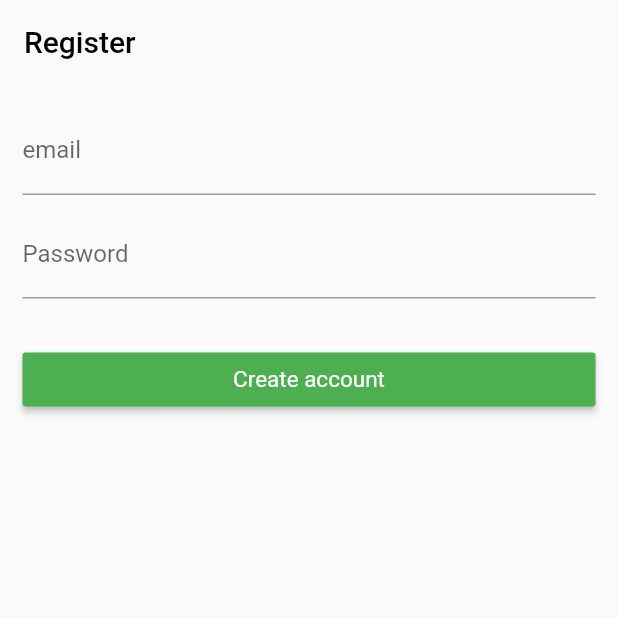
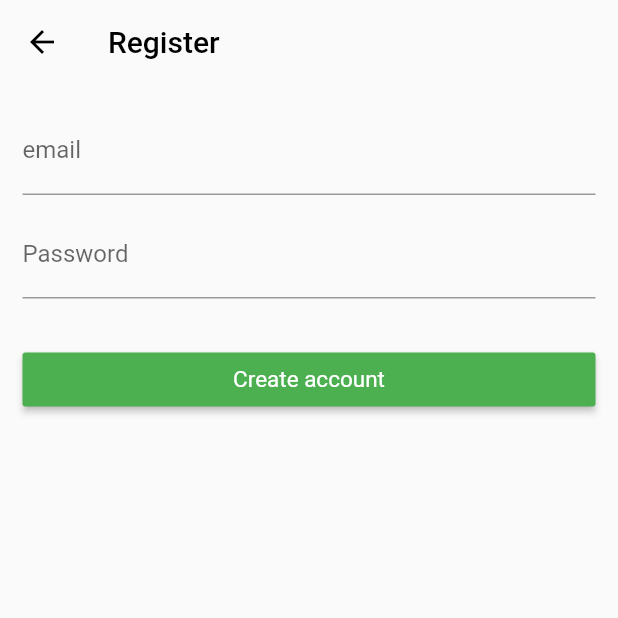
Before and after one commit to etichisom/counterapp, a Flutter app: the screen it shows after launch, after a tap on "Do not have an account? Sign up", on a phone screen of 412 x 824 dp, the top half of it. Run offline on Flutter 3.47's test engine with Material 2 defaults, Android fonts, the phone set to English and light mode, and no system bars; our stand-ins replace firebase_auth, firebase_core, firebase_database, fluttertoast, google_fonts; accounts and stored records are empty.

Commit message:
First commit

```diff
--- a/lib/ui/login.dart
+++ b/lib/ui/login.dart
@@ -46,7 +46,7 @@ class _RegisterState extends State<Login> {
               SizedBox(height: 10,),
               GestureDetector(
                 onTap: (){
-                  Navigator.pushReplacement(context, MaterialPageRoute(builder:(context)=>Register()));
+                  Navigator.push(context, MaterialPageRoute(builder:(context)=>Register()));
                 },
                   child: text('Do not have an account? Sign up', 16)),
             ],
```
